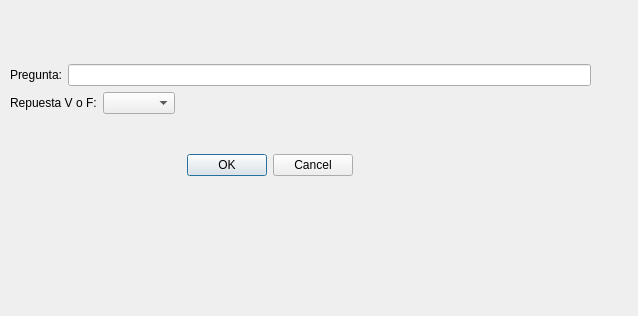
First picture: the form in agregar.ui, repository FelixRNV/Juego_OCA, before the edit.
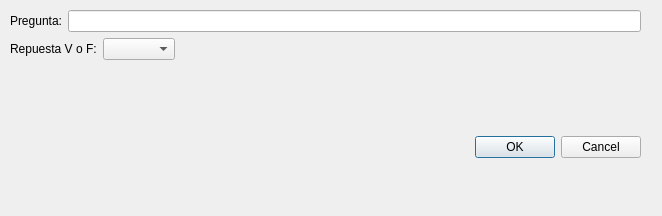
Second picture: the form after the edit.

What changed in the file:
```diff
--- a/agregar.ui
+++ b/agregar.ui
@@ -6,8 +6,8 @@
    <rect>
     <x>0</x>
     <y>0</y>
-    <width>638</width>
-    <height>316</height>
+    <width>662</width>
+    <height>216</height>
    </rect>
   </property>
   <property name="windowTitle">
@@ -17,9 +17,9 @@
    <property name="geometry">
     <rect>
      <x>10</x>
-     <y>30</y>
-     <width>581</width>
-     <height>181</height>
+     <y>10</y>
+     <width>631</width>
+     <height>201</height>
     </rect>
    </property>
    <layout class="QGridLayout" name="gridLayout_4">
@@ -70,6 +70,19 @@
     </item>
     <item row="1" column="0">
      <layout class="QGridLayout" name="gridLayout_6">
+      <item row="1" column="0">
+       <spacer name="horizontalSpacer_3">
+        <property name="orientation">
+         <enum>Qt::Horizontal</enum>
+        </property>
+        <property name="sizeHint" stdset="0">
+         <size>
+          <width>238</width>
+          <height>17</height>
+         </size>
+        </property>
+       </spacer>
+      </item>
       <item row="0" column="0">
        <spacer name="horizontalSpacer_2">
         <property name="orientation">
@@ -83,26 +96,13 @@
         </property>
        </spacer>
       </item>
-      <item row="0" column="1">
+      <item row="1" column="1">
        <widget class="QDialogButtonBox" name="buttonBox_2">
         <property name="standardButtons">
          <set>QDialogButtonBox::Cancel|QDialogButtonBox::Ok</set>
         </property>
        </widget>
       </item>
-      <item row="0" column="2">
-       <spacer name="horizontalSpacer_3">
-        <property name="orientation">
-         <enum>Qt::Horizontal</enum>
-        </property>
-        <property name="sizeHint" stdset="0">
-         <size>
-          <width>238</width>
-          <height>17</height>
-         </size>
-        </property>
-       </spacer>
-      </item>
      </layout>
     </item>
    </layout>
```
